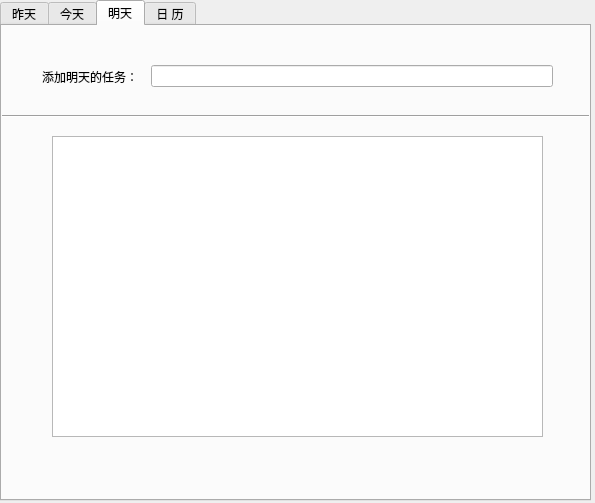
ylxy123/HappyChat, file FirstMainWin.ui: the form before one commit.
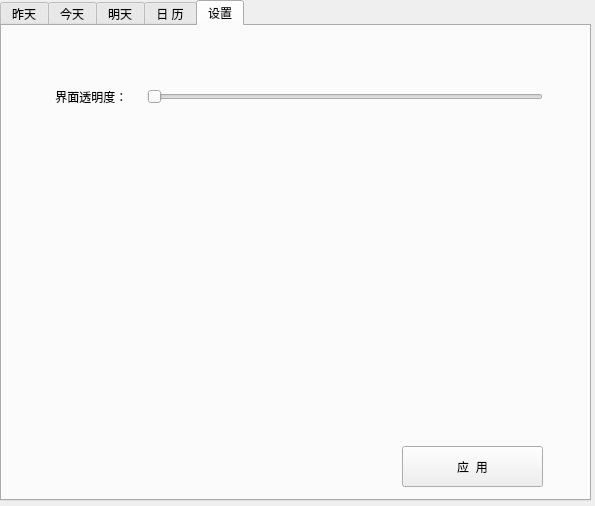
The form after the commit. Icons and pictures are not drawn.

The edit to the form file:
```diff
--- a/FirstMainWin.ui
+++ b/FirstMainWin.ui
@@ -7,7 +7,7 @@
     <x>0</x>
     <y>0</y>
     <width>595</width>
-    <height>503</height>
+    <height>506</height>
    </rect>
   </property>
   <property name="windowTitle">
@@ -27,7 +27,7 @@
     </rect>
    </property>
    <property name="currentIndex">
-    <number>2</number>
+    <number>4</number>
    </property>
    <widget class="QWidget" name="tab">
     <attribute name="title">
@@ -233,6 +233,53 @@
      </property>
     </widget>
    </widget>
+   <widget class="QWidget" name="tab_5">
+    <attribute name="title">
+     <string>设置</string>
+    </attribute>
+    <widget class="QPushButton" name="apply_button">
+     <property name="geometry">
+      <rect>
+       <x>400</x>
+       <y>420</y>
+       <width>141</width>
+       <height>41</height>
+      </rect>
+     </property>
+     <property name="text">
+      <string>应  用</string>
+     </property>
+    </widget>
+    <widget class="QWidget" name="">
+     <property name="geometry">
+      <rect>
+       <x>40</x>
+       <y>40</y>
+       <width>501</width>
+       <height>61</height>
+      </rect>
+     </property>
+     <layout class="QHBoxLayout" name="horizontalLayout_4">
+      <item>
+       <widget class="QLabel" name="label_4">
+        <property name="text">
+         <string>    界面透明度：    </string>
+        </property>
+       </widget>
+      </item>
+      <item>
+       <widget class="QSlider" name="set_opacity_bar">
+        <property name="minimum">
+         <number>30</number>
+        </property>
+        <property name="orientation">
+         <enum>Qt::Horizontal</enum>
+        </property>
+       </widget>
+      </item>
+     </layout>
+    </widget>
+   </widget>
   </widget>
  </widget>
  <resources>
```
Left out of the diff: 22 changed lines with no effect on the pictures.
